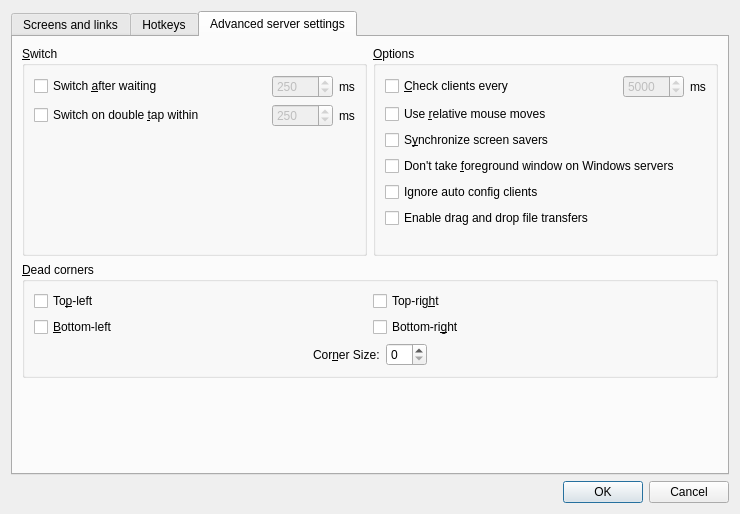
deskflow/deskflow, file src/gui/res/ServerConfigDialogBase.ui: the form before one commit.
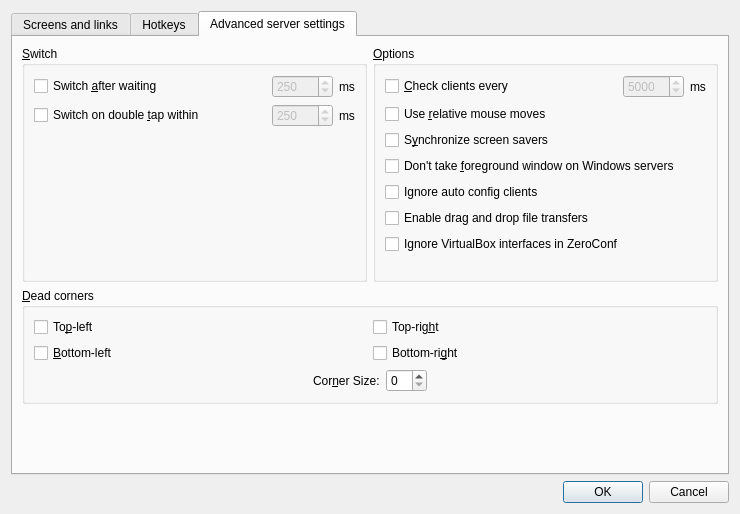
The form after the commit. The open tabs and pages were chosen to show the change. Icons and pictures are not drawn. Custom widgets are drawn as their Qt base class.

Commit message: Enable vbox interface ignoring with a checkbox

```diff
--- a/src/gui/res/ServerConfigDialogBase.ui
+++ b/src/gui/res/ServerConfigDialogBase.ui
@@ -506,6 +506,13 @@
            </widget>
           </item>
           <item row="6" column="0">
+           <widget class="QCheckBox" name="m_pCheckBoxZconfIgnoreVboxInterfaces">
+            <property name="text">
+             <string>Ignore VirtualBox interfaces in ZeroConf</string>
+            </property>
+           </widget>
+          </item>
+          <item row="7" column="0">
            <spacer>
             <property name="orientation">
              <enum>Qt::Vertical</enum>
```
The commit also changes 4 other files.
